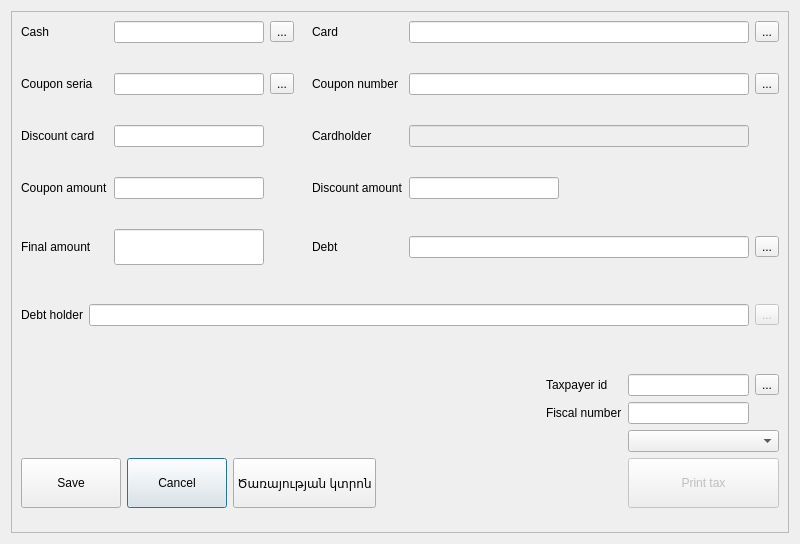
This is Restaurant2/dlgpayment.ui in End1-1/Resort-2 as Qt 5 draws it before an edit. The edited form follows.
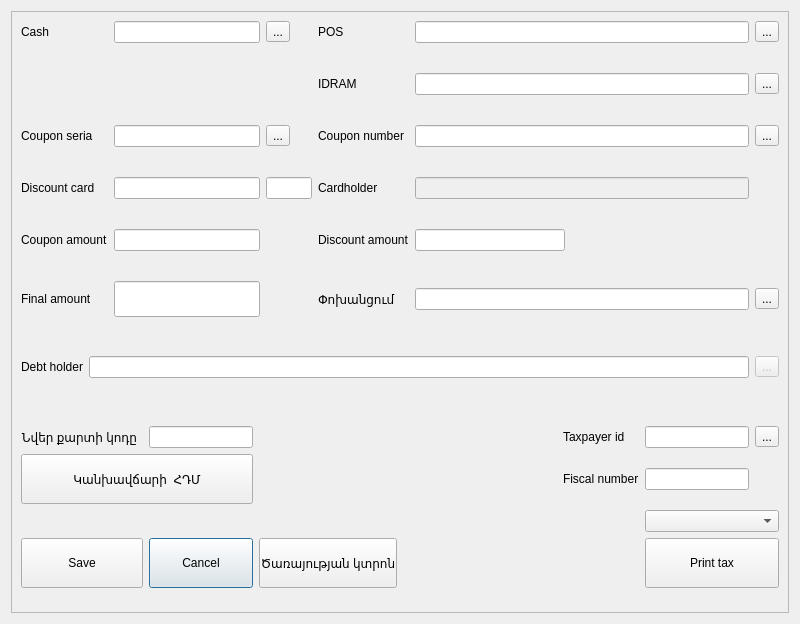
This is the edited form. Icons and pictures are not drawn. Custom widgets are drawn as their Qt base class.

```diff
--- a/Restaurant2/dlgpayment.ui
+++ b/Restaurant2/dlgpayment.ui
@@ -7,7 +7,7 @@
     <x>0</x>
     <y>0</y>
     <width>800</width>
-    <height>533</height>
+    <height>613</height>
    </rect>
   </property>
   <property name="windowTitle">
@@ -29,32 +29,8 @@
       <property name="verticalSpacing">
        <number>30</number>
       </property>
-      <item row="2" column="5">
-       <widget class="QLabel" name="label_6">
-        <property name="text">
-         <string>Cardholder</string>
-        </property>
-       </widget>
-      </item>
-      <item row="0" column="0">
-       <widget class="QLabel" name="label">
-        <property name="text">
-         <string>Cash</string>
-        </property>
-       </widget>
-      </item>
-      <item row="1" column="7">
-       <widget class="QToolButton" name="btnCouponNumber">
-        <property name="focusPolicy">
-         <enum>Qt::NoFocus</enum>
-        </property>
-        <property name="text">
-         <string>...</string>
-        </property>
-       </widget>
-      </item>
-      <item row="3" column="6">
-       <widget class="EQLineEdit" name="leDiscountAmount">
+      <item row="0" column="1">
+       <widget class="EQLineEdit" name="leCash">
         <property name="maximumSize">
          <size>
           <width>150</width>
@@ -69,38 +45,14 @@
         </property>
        </widget>
       </item>
-      <item row="3" column="0">
-       <widget class="QLabel" name="label_10">
+      <item row="5" column="3">
+       <widget class="QLabel" name="label_8">
         <property name="text">
-         <string>Coupon amount</string>
+         <string>Փոխանցում</string>
         </property>
        </widget>
       </item>
-      <item row="2" column="7">
-       <widget class="QLabel" name="lbVisit">
-        <property name="text">
-         <string/>
-        </property>
-       </widget>
-      </item>
-      <item row="4" column="0">
-       <widget class="QLabel" name="label_7">
-        <property name="text">
-         <string>Final amount</string>
-        </property>
-       </widget>
-      </item>
-      <item row="4" column="7">
-       <widget class="QToolButton" name="btnDept">
-        <property name="focusPolicy">
-         <enum>Qt::NoFocus</enum>
-        </property>
-        <property name="text">
-         <string>...</string>
-        </property>
-       </widget>
-      </item>
-      <item row="2" column="6">
+      <item row="3" column="4">
        <widget class="EQLineEdit" name="leCardHolder">
         <property name="enabled">
          <bool>false</bool>
@@ -110,8 +62,57 @@
         </property>
        </widget>
       </item>
-      <item row="0" column="1">
-       <widget class="EQLineEdit" name="leCash">
+      <item row="7" column="0" colspan="6">
+       <widget class="QWidget" name="widget_2" native="true">
+        <layout class="QHBoxLayout" name="horizontalLayout_3">
+         <property name="leftMargin">
+          <number>0</number>
+         </property>
+         <property name="rightMargin">
+          <number>0</number>
+         </property>
+         <item>
+          <widget class="QLabel" name="label_9">
+           <property name="text">
+            <string>Debt holder</string>
+           </property>
+          </widget>
+         </item>
+         <item>
+          <widget class="EQLineEdit" name="leDeptHolder">
+           <property name="focusPolicy">
+            <enum>Qt::NoFocus</enum>
+           </property>
+           <property name="readOnly">
+            <bool>true</bool>
+           </property>
+          </widget>
+         </item>
+         <item>
+          <widget class="QToolButton" name="btnDeptHolder">
+           <property name="enabled">
+            <bool>false</bool>
+           </property>
+           <property name="focusPolicy">
+            <enum>Qt::NoFocus</enum>
+           </property>
+           <property name="text">
+            <string>...</string>
+           </property>
+          </widget>
+         </item>
+        </layout>
+       </widget>
+      </item>
+      <item row="5" column="0">
+       <widget class="QLabel" name="label_7">
+        <property name="text">
+         <string>Final amount</string>
+        </property>
+       </widget>
+      </item>
+      <item row="4" column="4">
+       <widget class="EQLineEdit" name="leDiscountAmount">
         <property name="maximumSize">
          <size>
           <width>150</width>
@@ -126,28 +127,29 @@
         </property>
        </widget>
       </item>
-      <item row="1" column="5">
-       <widget class="QLabel" name="label_4">
-        <property name="text">
-         <string>Coupon number</string>
-        </property>
-       </widget>
-      </item>
-      <item row="1" column="0">
+      <item row="2" column="0">
        <widget class="QLabel" name="label_3">
         <property name="text">
          <string>Coupon seria</string>
         </property>
        </widget>
       </item>
-      <item row="1" column="1">
-       <widget class="EQLineEdit" name="leCouponSerial">
-        <property name="maximumSize">
-         <size>
-          <width>150</width>
-          <height>16777215</height>
-         </size>
+      <item row="3" column="5">
+       <widget class="QLabel" name="lbVisit">
+        <property name="text">
+         <string/>
         </property>
+       </widget>
+      </item>
+      <item row="2" column="3">
+       <widget class="QLabel" name="label_4">
+        <property name="text">
+         <string>Coupon number</string>
+        </property>
+       </widget>
+      </item>
+      <item row="5" column="4">
+       <widget class="EQLineEdit" name="leDept">
         <property name="focusPolicy">
          <enum>Qt::NoFocus</enum>
         </property>
@@ -156,20 +158,14 @@
         </property>
        </widget>
       </item>
-      <item row="2" column="1">
-       <widget class="EQLineEdit" name="leDiscount">
-        <property name="maximumSize">
-         <size>
-          <width>150</width>
-          <height>16777215</height>
-         </size>
-        </property>
-        <property name="echoMode">
-         <enum>QLineEdit::Password</enum>
+      <item row="4" column="3">
+       <widget class="QLabel" name="label_11">
+        <property name="text">
+         <string>Discount amount</string>
         </property>
        </widget>
       </item>
-      <item row="4" column="1">
+      <item row="5" column="1">
        <widget class="EQLineEdit" name="leFinalAmount">
         <property name="maximumSize">
          <size>
@@ -192,73 +188,7 @@
         </property>
        </widget>
       </item>
-      <item row="2" column="0">
-       <widget class="QLabel" name="label_5">
-        <property name="text">
-         <string>Discount card</string>
-        </property>
-       </widget>
-      </item>
-      <item row="0" column="6">
-       <widget class="EQLineEdit" name="leCard">
-        <property name="focusPolicy">
-         <enum>Qt::NoFocus</enum>
-        </property>
-        <property name="readOnly">
-         <bool>true</bool>
-        </property>
-       </widget>
-      </item>
-      <item row="0" column="5">
-       <widget class="QLabel" name="label_2">
-        <property name="text">
-         <string>Card</string>
-        </property>
-       </widget>
-      </item>
-      <item row="7" column="0" colspan="8">
-       <widget class="QWidget" name="widget_2" native="true">
-        <layout class="QHBoxLayout" name="horizontalLayout_3">
-         <property name="leftMargin">
-          <number>0</number>
-         </property>
-         <property name="rightMargin">
-          <number>0</number>
-         </property>
-         <item>
-          <widget class="QLabel" name="label_9">
-           <property name="text">
-            <string>Debt holder</string>
-           </property>
-          </widget>
-         </item>
-         <item>
-          <widget class="EQLineEdit" name="leDeptHolder">
-           <property name="focusPolicy">
-            <enum>Qt::NoFocus</enum>
-           </property>
-           <property name="readOnly">
-            <bool>true</bool>
-           </property>
-          </widget>
-         </item>
-         <item>
-          <widget class="QToolButton" name="btnDeptHolder">
-           <property name="enabled">
-            <bool>false</bool>
-           </property>
-           <property name="focusPolicy">
-            <enum>Qt::NoFocus</enum>
-           </property>
-           <property name="text">
-            <string>...</string>
-           </property>
-          </widget>
-         </item>
-        </layout>
-       </widget>
-      </item>
-      <item row="8" column="0" colspan="8">
+      <item row="8" column="0" colspan="6">
        <widget class="QWidget" name="widget" native="true">
         <layout class="QGridLayout" name="gridLayout_2">
          <property name="leftMargin">
@@ -267,7 +197,17 @@
          <property name="rightMargin">
           <number>0</number>
          </property>
-         <item row="4" column="1">
+         <item row="0" column="7">
+          <widget class="QToolButton" name="btnTaxPayerId">
+           <property name="focusPolicy">
+            <enum>Qt::NoFocus</enum>
+           </property>
+           <property name="text">
+            <string>...</string>
+           </property>
+          </widget>
+         </item>
+         <item row="3" column="2">
           <widget class="QPushButton" name="btnCancel">
            <property name="minimumSize">
             <size>
@@ -293,8 +233,8 @@
            </property>
           </widget>
          </item>
-         <item row="4" column="0">
-          <widget class="QPushButton" name="btnOk">
+         <item row="1" column="0" colspan="3">
+          <widget class="QPushButton" name="btnPrepaid">
            <property name="minimumSize">
             <size>
              <width>100</width>
@@ -305,7 +245,7 @@
             <enum>Qt::ClickFocus</enum>
            </property>
            <property name="text">
-            <string>Save</string>
+            <string>Կանխավճարի  ՀԴՄ</string>
            </property>
            <property name="icon">
             <iconset resource="res.qrc">
@@ -319,20 +259,10 @@
            </property>
           </widget>
          </item>
-         <item row="3" column="5" colspan="2">
-          <widget class="QComboBox" name="cbFiscalMachine"/>
+         <item row="4" column="4">
+          <widget class="QWidget" name="widget_3" native="true"/>
          </item>
-         <item row="1" column="6">
-          <widget class="QToolButton" name="btnTaxPayerId">
-           <property name="focusPolicy">
-            <enum>Qt::NoFocus</enum>
-           </property>
-           <property name="text">
-            <string>...</string>
-           </property>
-          </widget>
-         </item>
-         <item row="4" column="3">
+         <item row="3" column="4">
           <spacer name="horizontalSpacer_2">
            <property name="orientation">
             <enum>Qt::Horizontal</enum>
@@ -345,10 +275,74 @@
            </property>
           </spacer>
          </item>
-         <item row="4" column="5" colspan="2">
+         <item row="3" column="0" colspan="2">
+          <widget class="QPushButton" name="btnOk">
+           <property name="minimumSize">
+            <size>
+             <width>100</width>
+             <height>50</height>
+            </size>
+           </property>
+           <property name="focusPolicy">
+            <enum>Qt::ClickFocus</enum>
+           </property>
+           <property name="text">
+            <string>Save</string>
+           </property>
+           <property name="icon">
+            <iconset resource="res.qrc">
+             <normaloff>:/images/ok.png</normaloff>:/images/ok.png</iconset>
+           </property>
+           <property name="iconSize">
+            <size>
+             <width>32</width>
+             <height>32</height>
+            </size>
+           </property>
+          </widget>
+         </item>
+         <item row="2" column="6" colspan="2">
+          <widget class="QComboBox" name="cbFiscalMachine">
+           <property name="focusPolicy">
+            <enum>Qt::NoFocus</enum>
+           </property>
+          </widget>
+         </item>
+         <item row="1" column="5">
+          <widget class="QLabel" name="label_13">
+           <property name="text">
+            <string>Fiscal number</string>
+           </property>
+          </widget>
+         </item>
+         <item row="0" column="5">
+          <widget class="QLabel" name="label_12">
+           <property name="text">
+            <string>Taxpayer id</string>
+           </property>
+          </widget>
+         </item>
+         <item row="0" column="2">
+          <widget class="QLineEdit" name="leGiftCardCode">
+           <property name="focusPolicy">
+            <enum>Qt::ClickFocus</enum>
+           </property>
+          </widget>
+         </item>
+         <item row="0" column="0">
+          <widget class="QLabel" name="label_14">
+           <property name="text">
+            <string>Նվեր քարտի կոդը</string>
+           </property>
+           <property name="alignment">
+            <set>Qt::AlignRight|Qt::AlignTrailing|Qt::AlignVCenter</set>
+           </property>
+          </widget>
+         </item>
+         <item row="3" column="6" colspan="2">
           <widget class="QPushButton" name="btnPrintTax">
            <property name="enabled">
-            <bool>false</bool>
+            <bool>true</bool>
            </property>
            <property name="minimumSize">
             <size>
@@ -383,7 +377,7 @@
            </property>
           </widget>
          </item>
-         <item row="1" column="5">
+         <item row="0" column="6">
           <widget class="EQLineEdit" name="leTaxpayerId">
            <property name="focusPolicy">
             <enum>Qt::NoFocus</enum>
@@ -393,10 +387,7 @@
            </property>
           </widget>
          </item>
-         <item row="5" column="3">
-          <widget class="QWidget" name="widget_3" native="true"/>
-         </item>
-         <item row="4" column="2">
+         <item row="3" column="3">
           <widget class="QPushButton" name="btnCouponService">
            <property name="minimumSize">
             <size>
@@ -425,7 +416,7 @@
            </property>
           </widget>
          </item>
-         <item row="2" column="5">
+         <item row="1" column="6">
           <widget class="EQLineEdit" name="leFiscalNumber">
            <property name="focusPolicy">
             <enum>Qt::NoFocus</enum>
@@ -435,34 +426,17 @@
            </property>
           </widget>
          </item>
-         <item row="1" column="4">
-          <widget class="QLabel" name="label_12">
-           <property name="text">
-            <string>Taxpayer id</string>
-           </property>
-          </widget>
-         </item>
-         <item row="2" column="4">
-          <widget class="QLabel" name="label_13">
-           <property name="text">
-            <string>Fiscal number</string>
-           </property>
-          </widget>
-         </item>
         </layout>
        </widget>
       </item>
-      <item row="4" column="6">
-       <widget class="EQLineEdit" name="leDept">
-        <property name="focusPolicy">
-         <enum>Qt::NoFocus</enum>
-        </property>
-        <property name="readOnly">
-         <bool>true</bool>
+      <item row="4" column="0">
+       <widget class="QLabel" name="label_10">
+        <property name="text">
+         <string>Coupon amount</string>
         </property>
        </widget>
       </item>
-      <item row="1" column="6">
+      <item row="2" column="4">
        <widget class="EQLineEdit" name="leCouponNumber">
         <property name="focusPolicy">
          <enum>Qt::NoFocus</enum>
@@ -472,7 +446,44 @@
         </property>
        </widget>
       </item>
-      <item row="3" column="1">
+      <item row="0" column="5">
+       <widget class="QToolButton" name="btnCard">
+        <property name="focusPolicy">
+         <enum>Qt::NoFocus</enum>
+        </property>
+        <property name="text">
+         <string>...</string>
+        </property>
+       </widget>
+      </item>
+      <item row="1" column="5">
+       <widget class="QToolButton" name="btnCard_2">
+        <property name="focusPolicy">
+         <enum>Qt::NoFocus</enum>
+        </property>
+        <property name="text">
+         <string>...</string>
+        </property>
+       </widget>
+      </item>
+      <item row="3" column="3">
+       <widget class="QLabel" name="label_6">
+        <property name="text">
+         <string>Cardholder</string>
+        </property>
+       </widget>
+      </item>
+      <item row="2" column="2">
+       <widget class="QToolButton" name="btnCouponSerail">
+        <property name="focusPolicy">
+         <enum>Qt::NoFocus</enum>
+        </property>
+        <property name="text">
+         <string>...</string>
+        </property>
+       </widget>
+      </item>
+      <item row="4" column="1">
        <widget class="EQLineEdit" name="leCouponAmount">
         <property name="maximumSize">
          <size>
@@ -488,17 +499,13 @@
         </property>
        </widget>
       </item>
-      <item row="3" column="5">
-       <widget class="QLabel" name="label_11">
-        <property name="text">
-         <string>Discount amount</string>
+      <item row="5" column="5">
+       <widget class="QToolButton" name="btnDept">
+        <property name="focusPolicy">
+         <enum>Qt::NoFocus</enum>
         </property>
-       </widget>
-      </item>
-      <item row="4" column="5">
-       <widget class="QLabel" name="label_8">
         <property name="text">
-         <string>Debt</string>
+         <string>...</string>
         </property>
        </widget>
       </item>
@@ -512,23 +519,106 @@
         </property>
        </widget>
       </item>
-      <item row="0" column="7">
-       <widget class="QToolButton" name="btnCard">
+      <item row="0" column="0">
+       <widget class="QLabel" name="label">
+        <property name="text">
+         <string>Cash</string>
+        </property>
+       </widget>
+      </item>
+      <item row="1" column="4">
+       <widget class="EQLineEdit" name="leIdram">
         <property name="focusPolicy">
          <enum>Qt::NoFocus</enum>
         </property>
+        <property name="readOnly">
+         <bool>true</bool>
+        </property>
+       </widget>
+      </item>
+      <item row="2" column="5">
+       <widget class="QToolButton" name="btnCouponNumber">
+        <property name="focusPolicy">
+         <enum>Qt::NoFocus</enum>
+        </property>
         <property name="text">
          <string>...</string>
         </property>
        </widget>
       </item>
-      <item row="1" column="2">
-       <widget class="QToolButton" name="btnCouponSerail">
+      <item row="0" column="4">
+       <widget class="EQLineEdit" name="leCard">
         <property name="focusPolicy">
          <enum>Qt::NoFocus</enum>
         </property>
+        <property name="readOnly">
+         <bool>true</bool>
+        </property>
+       </widget>
+      </item>
+      <item row="1" column="3">
+       <widget class="QLabel" name="label_15">
         <property name="text">
-         <string>...</string>
+         <string>IDRAM</string>
+        </property>
+       </widget>
+      </item>
+      <item row="3" column="0">
+       <widget class="QLabel" name="label_5">
+        <property name="text">
+         <string>Discount card</string>
+        </property>
+       </widget>
+      </item>
+      <item row="2" column="1">
+       <widget class="EQLineEdit" name="leCouponSerial">
+        <property name="maximumSize">
+         <size>
+          <width>150</width>
+          <height>16777215</height>
+         </size>
+        </property>
+        <property name="focusPolicy">
+         <enum>Qt::NoFocus</enum>
+        </property>
+        <property name="readOnly">
+         <bool>true</bool>
+        </property>
+       </widget>
+      </item>
+      <item row="3" column="1">
+       <widget class="EQLineEdit" name="leDiscount">
+        <property name="maximumSize">
+         <size>
+          <width>150</width>
+          <height>16777215</height>
+         </size>
+        </property>
+        <property name="echoMode">
+         <enum>QLineEdit::Password</enum>
+        </property>
+       </widget>
+      </item>
+      <item row="3" column="2">
+       <widget class="EQLineEdit" name="leGiftFiscal">
+        <property name="maximumSize">
+         <size>
+          <width>50</width>
+          <height>16777215</height>
+         </size>
+        </property>
+        <property name="focusPolicy">
+         <enum>Qt::NoFocus</enum>
+        </property>
+        <property name="readOnly">
+         <bool>true</bool>
+        </property>
+       </widget>
+      </item>
+      <item row="0" column="3">
+       <widget class="QLabel" name="label_2">
+        <property name="text">
+         <string>POS</string>
         </property>
        </widget>
       </item>
```
Left out of the diff: 4 changed lines with no effect on the pictures.
